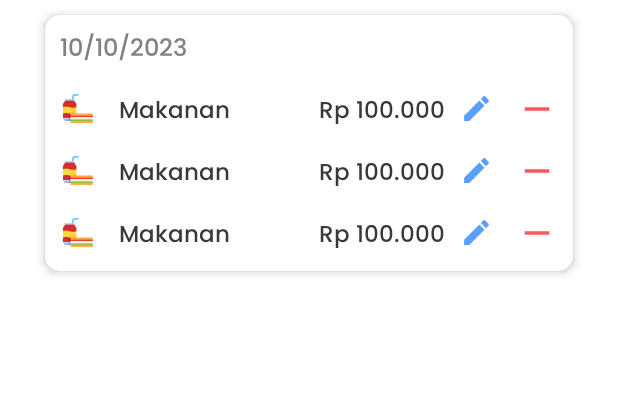
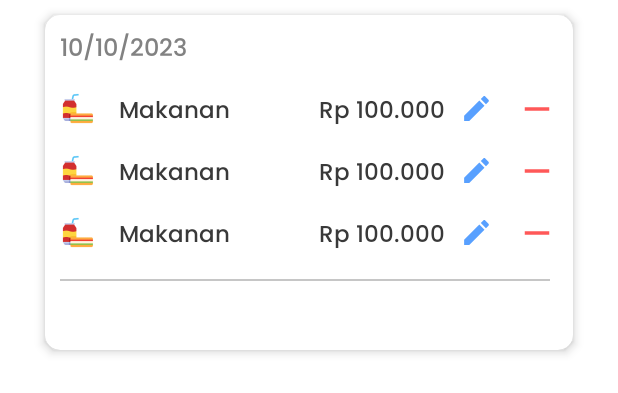
Before and after one commit to WilmanTb/Expense-App, an Android app: the layout list_expense.xml on its own in the app's theme, with its tools: preview values and no code run, on a phone screen of 412 x 824 dp. Shown: the top 393 px of the screen. Run offline under Robolectric (Android 15) with nearby library versions, the phone set to English and light mode, and no system bars.

Commit message:
Expense & Income Update

```diff
--- a/app/src/main/res/layout/list_expense.xml
+++ b/app/src/main/res/layout/list_expense.xml
@@ -23,10 +23,10 @@
             android:layout_height="wrap_content"
             android:layout_marginStart="10dp"
             android:layout_marginTop="10dp"
+            android:fontFamily="@font/poppins_medium"
             android:text="10/10/2023"
+            android:textColor="@color/smalfont"
             android:textSize="16sp"
-            android:fontFamily="@font/poppins_medium"
-            android:textColor="@color/smalfont"
             app:layout_constraintStart_toStartOf="parent"
             app:layout_constraintTop_toTopOf="parent" />
 
@@ -36,8 +36,32 @@
             android:layout_height="match_parent"
             app:layout_constraintEnd_toEndOf="parent"
             app:layout_constraintStart_toStartOf="parent"
-            tools:listitem="@layout/list_data_expense"
-            app:layout_constraintTop_toBottomOf="@id/tanggal_expense" />
+            app:layout_constraintTop_toBottomOf="@id/tanggal_expense"
+            tools:listitem="@layout/list_data_expense" />
+
+        <View
+            android:id="@+id/line"
+            android:layout_width="match_parent"
+            android:layout_height="1dp"
+            android:layout_marginStart="10dp"
+            android:layout_marginTop="15dp"
+            android:layout_marginEnd="15dp"
+            android:background="#C6C6C6"
+            app:layout_constraintEnd_toEndOf="parent"
+            app:layout_constraintStart_toStartOf="parent"
+            app:layout_constraintTop_toBottomOf="@id/rc_list_expense" />
+
+
+        <TextView
+            android:id="@+id/total_expense"
+            android:layout_width="wrap_content"
+            android:layout_height="wrap_content"
+            android:layout_marginTop="10dp"
+            android:layout_marginEnd="20dp"
+            android:fontFamily="@font/poppins_medium"
+            android:textSize="15sp"
+            app:layout_constraintEnd_toEndOf="parent"
+            app:layout_constraintTop_toBottomOf="@id/line" />
 
     </androidx.constraintlayout.widget.ConstraintLayout>
 
```
Also changed, not shown: app/src/main/java/com/wfexpense/wfexpense/adapter/Adapter_List_Expense.java (+17 -2 lines), app/src/main/java/com/wfexpense/wfexpense/adapter/Adapter_List_Income.java (+16 -2 lines), app/src/main/java/com/wfexpense/wfexpense/fragment/History_Fragment.java (+58 -10 lines), app/src/main/res/layout/fragment_history_.xml (+19 -20 lines), app/src/main/res/layout/list_income.xml (+24 -0 lines).
